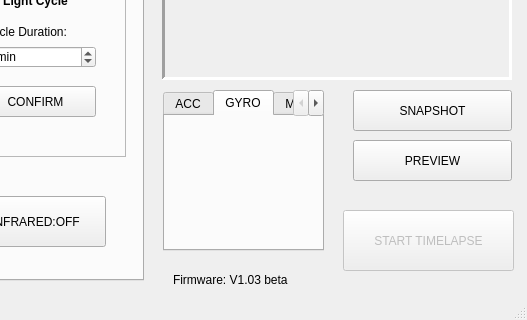
This is _ui/Clinostat.ui in CoSE-Jerry/3D-Clinostat as Qt 5 draws it before an edit; both pictures show x 497 to 1024 and y 280 to 600 of the 1024 by 600 pixel window. The edited form follows.
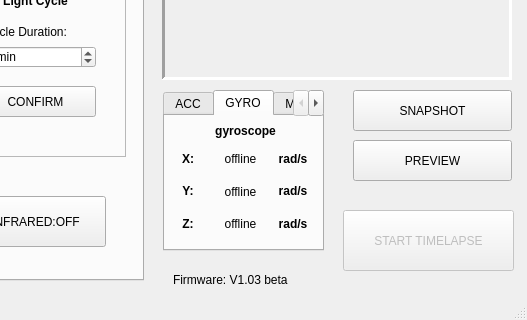
This is the edited form. The open tabs and pages were chosen to show the change. Icons and pictures are not drawn.

What changed in the file:
```diff
--- a/_ui/Clinostat.ui
+++ b/_ui/Clinostat.ui
@@ -1496,6 +1496,133 @@
      <attribute name="title">
       <string>GYRO</string>
      </attribute>
+     <widget class="QWidget" name="horizontalLayoutWidget_2">
+      <property name="geometry">
+       <rect>
+        <x>0</x>
+        <y>30</y>
+        <width>151</width>
+        <height>91</height>
+       </rect>
+      </property>
+      <layout class="QHBoxLayout" name="horizontalLayout_3">
+       <item>
+        <layout class="QVBoxLayout" name="verticalLayout_8">
+         <item>
+          <widget class="QLabel" name="GYRO_X_label">
+           <property name="text">
+            <string>&lt;html&gt;&lt;head/&gt;&lt;body&gt;&lt;p align=&quot;center&quot;&gt;&lt;span style=&quot; font-weight:600;&quot;&gt;X:&lt;/span&gt;&lt;/p&gt;&lt;/body&gt;&lt;/html&gt;</string>
+           </property>
+           <property name="alignment">
+            <set>Qt::AlignCenter</set>
+           </property>
+          </widget>
+         </item>
+         <item>
+          <widget class="QLabel" name="GYRO_Y_label">
+           <property name="text">
+            <string>&lt;html&gt;&lt;head/&gt;&lt;body&gt;&lt;p align=&quot;center&quot;&gt;&lt;span style=&quot; font-weight:600;&quot;&gt;Y:&lt;/span&gt;&lt;/p&gt;&lt;/body&gt;&lt;/html&gt;</string>
+           </property>
+           <property name="alignment">
+            <set>Qt::AlignCenter</set>
+           </property>
+          </widget>
+         </item>
+         <item>
+          <widget class="QLabel" name="GYRO_Z_label">
+           <property name="text">
+            <string>&lt;html&gt;&lt;head/&gt;&lt;body&gt;&lt;p align=&quot;center&quot;&gt;&lt;span style=&quot; font-weight:600;&quot;&gt;Z:&lt;/span&gt;&lt;/p&gt;&lt;/body&gt;&lt;/html&gt;</string>
+           </property>
+           <property name="alignment">
+            <set>Qt::AlignCenter</set>
+           </property>
+          </widget>
+         </item>
+        </layout>
+       </item>
+       <item>
+        <layout class="QVBoxLayout" name="verticalLayout_9">
+         <item>
+          <widget class="QLabel" name="GYRO_X_text_label">
+           <property name="text">
+            <string>offline</string>
+           </property>
+           <property name="alignment">
+            <set>Qt::AlignCenter</set>
+           </property>
+          </widget>
+         </item>
+         <item>
+          <widget class="QLabel" name="GYRO_Y_text_label">
+           <property name="text">
+            <string>offline</string>
+           </property>
+           <property name="alignment">
+            <set>Qt::AlignCenter</set>
+           </property>
+          </widget>
+         </item>
+         <item>
+          <widget class="QLabel" name="GYRO_Z_text_label">
+           <property name="text">
+            <string>offline</string>
+           </property>
+           <property name="alignment">
+            <set>Qt::AlignCenter</set>
+           </property>
+          </widget>
+         </item>
+        </layout>
+       </item>
+       <item>
+        <layout class="QVBoxLayout" name="verticalLayout_10">
+         <item>
+          <widget class="QLabel" name="GYRO_X_Unit_label">
+           <property name="text">
+            <string>&lt;html&gt;&lt;head/&gt;&lt;body&gt;&lt;p&gt;&lt;span style=&quot; font-weight:600;&quot;&gt;rad/s&lt;/span&gt;&lt;/p&gt;&lt;/body&gt;&lt;/html&gt;</string>
+           </property>
+           <property name="alignment">
+            <set>Qt::AlignCenter</set>
+           </property>
+          </widget>
+         </item>
+         <item>
+          <widget class="QLabel" name="GYRO_Y_Unit_label">
+           <property name="text">
+            <string>&lt;html&gt;&lt;head/&gt;&lt;body&gt;&lt;p&gt;&lt;span style=&quot; font-weight:600;&quot;&gt;rad/s&lt;/span&gt;&lt;/p&gt;&lt;/body&gt;&lt;/html&gt;</string>
+           </property>
+           <property name="alignment">
+            <set>Qt::AlignCenter</set>
+           </property>
+          </widget>
+         </item>
+         <item>
+          <widget class="QLabel" name="GYRO_Z_Unit_label">
+           <property name="text">
+            <string>&lt;html&gt;&lt;head/&gt;&lt;body&gt;&lt;p&gt;&lt;span style=&quot; font-weight:600;&quot;&gt;rad/s&lt;/span&gt;&lt;/p&gt;&lt;/body&gt;&lt;/html&gt;</string>
+           </property>
+           <property name="alignment">
+            <set>Qt::AlignCenter</set>
+           </property>
+          </widget>
+         </item>
+        </layout>
+       </item>
+      </layout>
+     </widget>
+     <widget class="QLabel" name="GYRO_label">
+      <property name="geometry">
+       <rect>
+        <x>10</x>
+        <y>0</y>
+        <width>141</width>
+        <height>31</height>
+       </rect>
+      </property>
+      <property name="text">
+       <string>&lt;html&gt;&lt;head/&gt;&lt;body&gt;&lt;p align=&quot;center&quot;&gt;&lt;span style=&quot; font-weight:600;&quot;&gt;gyroscope&lt;/span&gt;&lt;/p&gt;&lt;/body&gt;&lt;/html&gt;</string>
+      </property>
+     </widget>
     </widget>
     <widget class="QWidget" name="MAG_tab">
      <attribute name="title">
```
Left out of the diff: 36 changed lines with no effect on the pictures.
